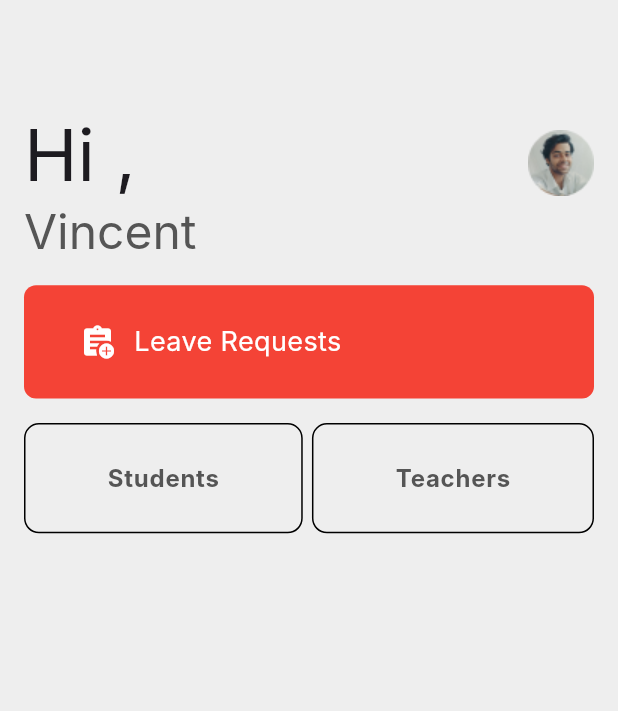
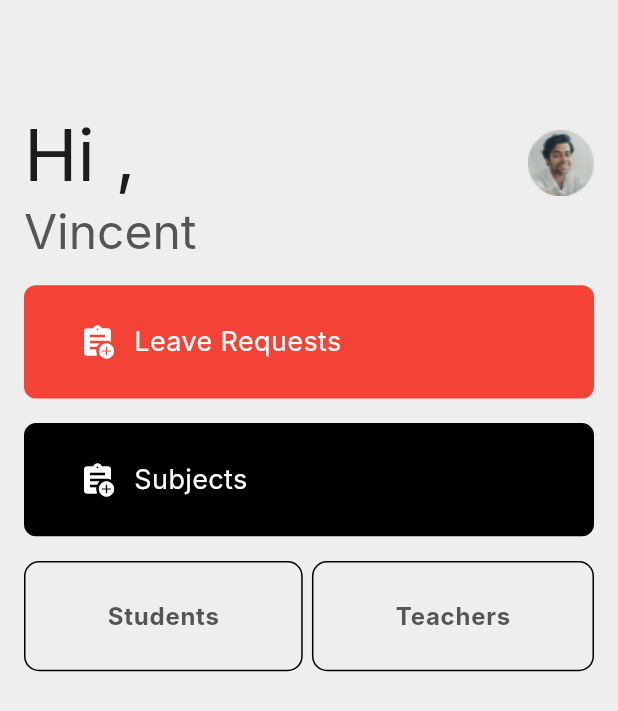
Before and after one commit to altezzai/acadobs, a Flutter app: the AdminHomeScreen screen opened directly, on a phone screen of 412 x 824 dp. Shown: the top 711 px of the screen. Run offline on Flutter 3.47's test engine with Material 3 defaults, Android fonts, the phone set to English and light mode, and no system bars; our stand-ins replace dio, file_picker, flutter_heatmap_calendar, flutter_image_compress, flutter_rating_bar, flutter_secure_storage and 5 more; accounts and stored records are empty; network calls fail; Roboto replaces fonts that are missing (Inter).

Commit message:
subject pages added

```diff
--- a/lib/base/routes/app_route_config.dart
+++ b/lib/base/routes/app_route_config.dart
@@ -30,10 +30,15 @@ import 'package:school_app/features/admin/student/screens/addhomwork.dart';
 import 'package:school_app/features/admin/student/screens/newstudent.dart';
 import 'package:school_app/features/admin/student/screens/studentdetails.dart';
 import 'package:school_app/features/admin/student/screens/studentpage.dart';
+import 'package:school_app/features/admin/subjects/screens/Add_subject.dart';
+import 'package:school_app/features/admin/subjects/screens/edit_subject.dart';
+import 'package:school_app/features/admin/subjects/screens/subjects.dart';
 import 'package:school_app/features/admin/teacher_section/model/teacher_model.dart';
 import 'package:school_app/features/admin/teacher_section/screens/add_teacher.dart';
 import 'package:school_app/features/admin/teacher_section/screens/teacherdetails.dart';
 import 'package:school_app/features/admin/teacher_section/screens/teachers_page.dart';
+
+
 import 'package:school_app/features/parent/events/screen/eventdetailedscreen.dart';
 import 'package:school_app/features/parent/events/screen/eventscreen.dart';
 import 'package:school_app/features/parent/home/screen/homescreen.dart';
@@ -533,6 +538,28 @@ class Approuter {
           ));
         },
       ),
+
+        GoRoute(
+        name: AppRouteConst.SubjectsPageRouteName,
+        path: '/subjectspage',
+        pageBuilder: (context, state) {
+          return MaterialPage(child: SubjectsScreen());
+        },
+      ),
+       GoRoute(
+        name: AppRouteConst.AddSubjectPageRouteName,
+        path: '/addsubjectpage',
+        pageBuilder: (context, state) {
+          return MaterialPage(child: AddSubject());
+        },
+      ),
+      GoRoute(
+        name: AppRouteConst.EditSubjectPageRouteName,
+        path: '/editsubjectpage',
+        pageBuilder: (context, state) {
+          return MaterialPage(child: EditSubjectPage());
+        },
+      ),
     ],
   );
 }
--- a/lib/base/routes/app_route_const.dart
+++ b/lib/base/routes/app_route_const.dart
@@ -54,6 +54,10 @@ class AppRouteConst {
   static const String teacherLeaveRequestDetailsRouteName =
       'teacherleaverequestdetails';
 
+  static const String SubjectsPageRouteName = 'subjectspage';
+  static const String AddSubjectPageRouteName = 'addsubjectpage';
+  static const String EditSubjectPageRouteName = 'editsubjectpage';
+
   static const String ParentStudentDetailRouteName = 'parentstudentdetail';
   static const String EventsPageRouteName = 'eventspage';
   static const String EventDetailedPageRouteName = 'eventdetailedpage';
--- a/lib/features/admin/home/admin_home.dart
+++ b/lib/features/admin/home/admin_home.dart
@@ -65,6 +65,17 @@ class AdminHomeScreen extends StatelessWidget {
             SizedBox(
               height: Responsive.height * 2,
             ),
+
+            _customContainer(
+                color: Colors.black,
+                text: 'Subjects',
+                icon: Icons.assignment_add,
+                ontap: () {
+                  context.pushNamed(AppRouteConst.SubjectsPageRouteName);
+                }),
+            SizedBox(
+              height: Responsive.height * 2,
+            ),
             Row(
               mainAxisAlignment: MainAxisAlignment.spaceBetween,
               children: [
```
Also changed, not shown: lib/features/admin/subjects/screens/Add_subject.dart (added, +42 -0 lines), lib/features/admin/subjects/screens/edit_subject.dart (added, +56 -0 lines), lib/features/admin/subjects/screens/subjects.dart (added, +78 -0 lines).
